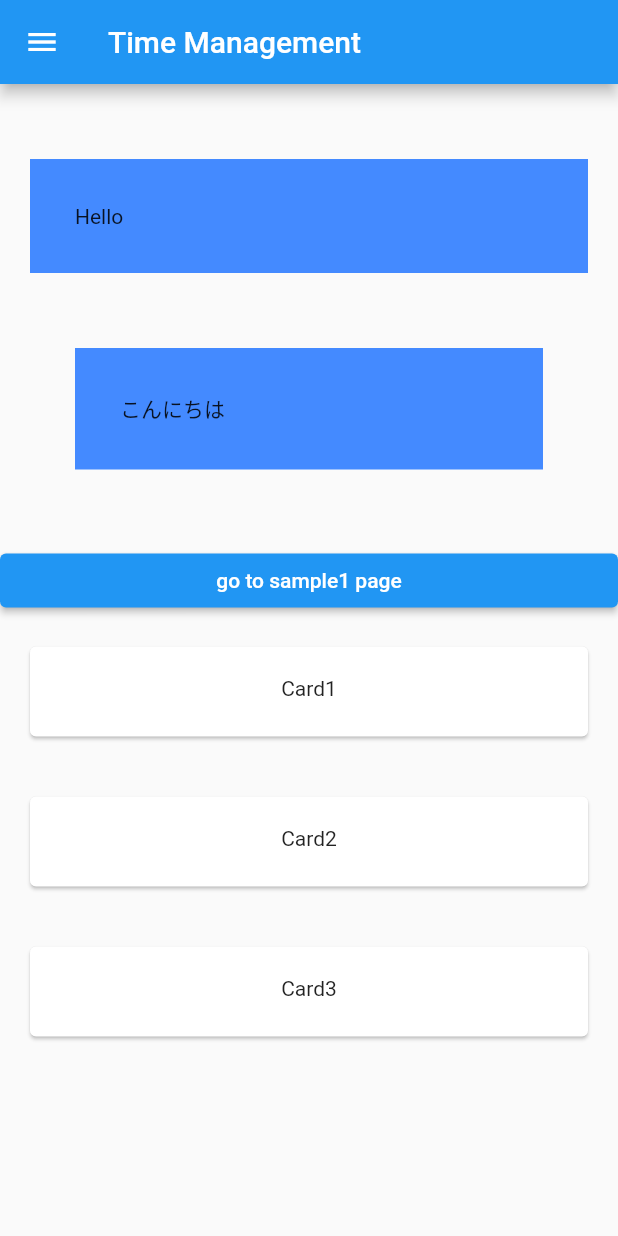
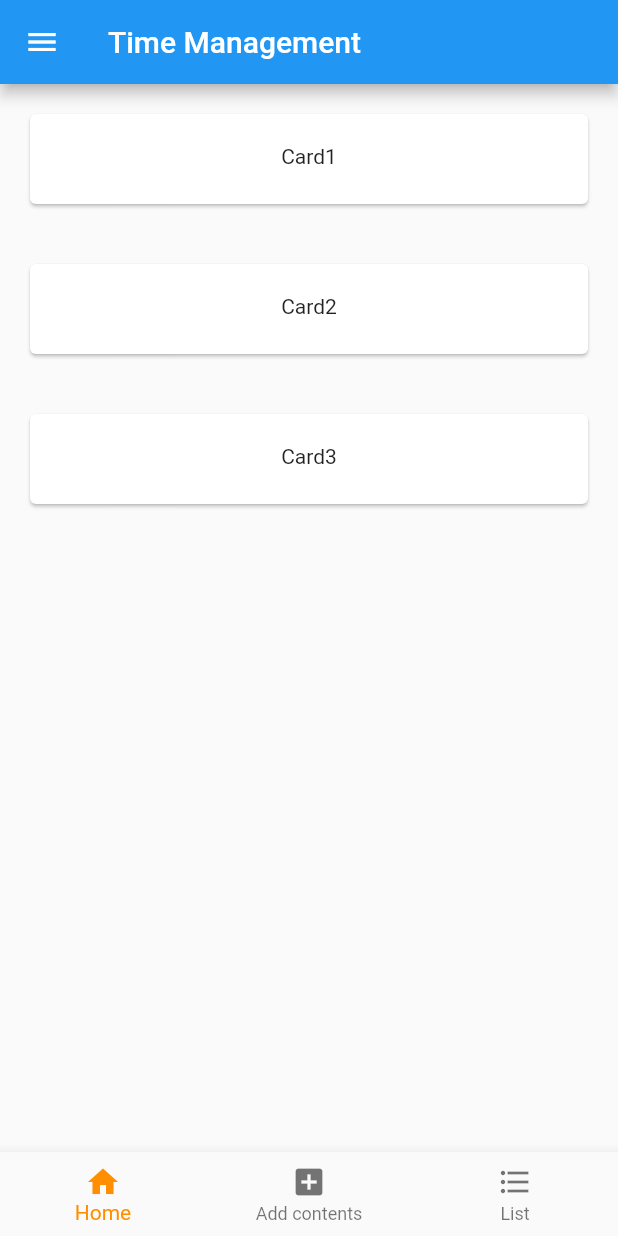
Before and after one commit to MionAoki/mgmt_app, a Flutter app: the screen it shows after launch, on a phone screen of 412 x 824 dp. Run offline on Flutter 3.47's test engine with Material 2 defaults, Android fonts, the phone set to English and light mode, and no system bars; our stand-ins replace sqflite; accounts and stored records are empty.

Commit message:
add bottom

```diff
--- a/lib/main.dart
+++ b/lib/main.dart
@@ -23,28 +23,11 @@ class Home extends StatelessWidget{
             title:Text('Time Management'),
           ),
           drawer:Drawer(),
+
+          //contents
           body:Center(
             child:ListView(
               children:<Widget>[
-                Container(
-                  color:Colors.blueAccent,
-                  child:Text('Hello'),
-                  margin:const EdgeInsets.only(top:50,left:20,right:20),
-                  padding:const EdgeInsets.all(30),
-                ),
-                Container(
-                  color:Colors.blueAccent,
-                  child:Text('こんにちは'),
-                  margin:const EdgeInsets.all(50),
-                  padding: const EdgeInsets.all(30),
-                ),
-                ElevatedButton(
-                  onPressed:(){
-                    Navigator.push(context, MaterialPageRoute(builder: (context) => Sample1()
-                    ));
-                  },
-                  child: Text('go to sample1 page'),
-                ),
                 Card(
                   margin:const EdgeInsets.all(20),
                   child:Container(
@@ -71,12 +54,27 @@ class Home extends StatelessWidget{
                     child: Text('Card3', textAlign: TextAlign.center,),
                   ),
                 ),
+              ]
+            ),
+          ),
 
-              ]
-
-
-
-            ),
+          //bottom
+          bottomNavigationBar:BottomNavigationBar(
+            items: const <BottomNavigationBarItem>[
+              BottomNavigationBarItem(
+                icon: Icon(Icons.home),
+                label: 'Home',
+              ),
+              BottomNavigationBarItem(
+                icon: Icon(Icons.add_box),
+                label: 'Add contents',
+              ),
+              BottomNavigationBarItem(
+                icon: Icon(Icons.format_list_bulleted),
+                label: 'List',
+              ),
+            ],
+            selectedItemColor: Colors.amber[800],
           ),
     );
   }
```
